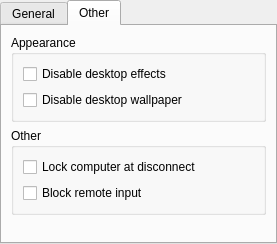
This is source/console/computer_dialog_desktop.ui in dchapyshev/aspia as Qt 5 draws it before an edit. The edited form follows.
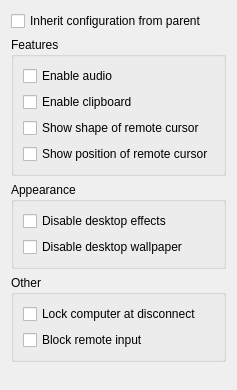
This is the edited form. The open tabs and pages were chosen to show the change.

Patch:
```diff
--- a/source/console/computer_dialog_desktop.ui
+++ b/source/console/computer_dialog_desktop.ui
@@ -6,36 +6,14 @@
    <rect>
     <x>0</x>
     <y>0</y>
-    <width>277</width>
-    <height>244</height>
+    <width>233</width>
+    <height>390</height>
    </rect>
   </property>
   <property name="windowTitle">
    <string/>
   </property>
-  <layout class="QVBoxLayout" name="verticalLayout_7">
-   <property name="leftMargin">
-    <number>0</number>
-   </property>
-   <property name="topMargin">
-    <number>0</number>
-   </property>
-   <property name="rightMargin">
-    <number>0</number>
-   </property>
-   <property name="bottomMargin">
-    <number>0</number>
-   </property>
-   <item>
-    <widget class="QTabWidget" name="tabWidget">
-     <property name="currentIndex">
-      <number>0</number>
-     </property>
-     <widget class="QWidget" name="tab_desktop_general">
-      <attribute name="title">
-       <string>General</string>
-      </attribute>
-      <layout class="QVBoxLayout" name="verticalLayout_6">
+  <layout class="QVBoxLayout" name="verticalLayout_3">
        <item>
         <widget class="QCheckBox" name="checkbox_inherit_config">
          <property name="text">
@@ -87,26 +65,6 @@
         </widget>
        </item>
        <item>
-        <spacer name="verticalSpacer_2">
-         <property name="orientation">
-          <enum>Qt::Orientation::Vertical</enum>
-         </property>
-         <property name="sizeHint" stdset="0">
-          <size>
-           <width>20</width>
-           <height>17</height>
-          </size>
-         </property>
-        </spacer>
-       </item>
-      </layout>
-     </widget>
-     <widget class="QWidget" name="tab_desktop_other">
-      <attribute name="title">
-       <string>Other</string>
-      </attribute>
-      <layout class="QVBoxLayout" name="verticalLayout_5">
-       <item>
         <widget class="QGroupBox" name="groupbox_appearance">
          <property name="sizePolicy">
           <sizepolicy hsizetype="Preferred" vsizetype="Fixed">
@@ -165,21 +123,17 @@
         </widget>
        </item>
        <item>
-        <spacer name="verticalSpacer">
+    <spacer name="verticalSpacer_2">
          <property name="orientation">
           <enum>Qt::Orientation::Vertical</enum>
          </property>
          <property name="sizeHint" stdset="0">
           <size>
            <width>20</width>
-           <height>6</height>
+       <height>17</height>
           </size>
          </property>
         </spacer>
-       </item>
-      </layout>
-     </widget>
-    </widget>
    </item>
   </layout>
  </widget>
```
Lines whose indentation alone changed are shown as unchanged.
